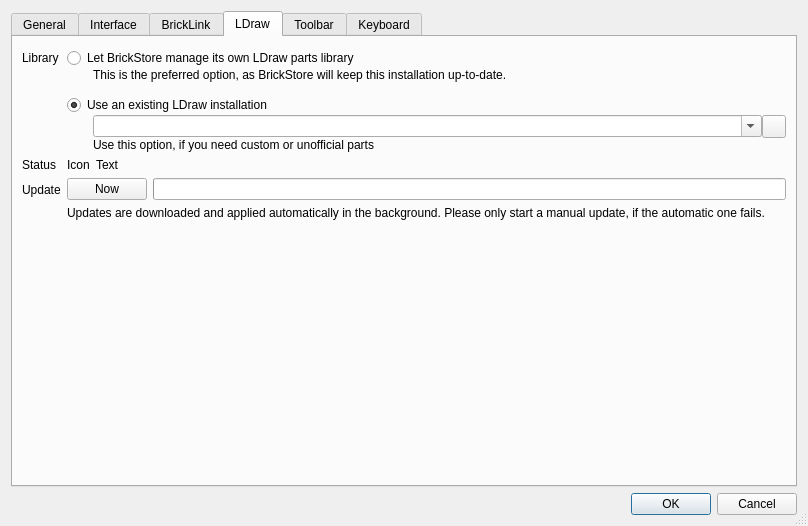
Before: the Qt Designer form src/desktop/settingsdialog.ui in rgriebl/brickstore, drawn with Qt 5.
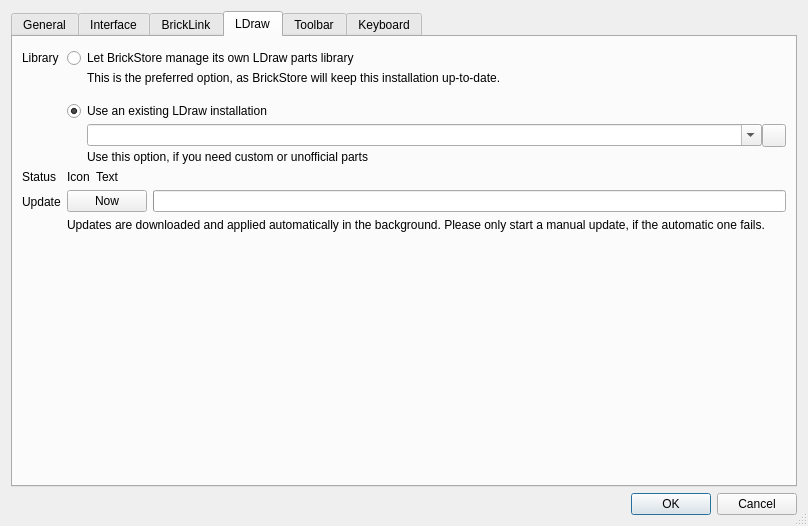
After: the same form once the commit is applied. The open tabs and pages were chosen to show the change. Icons and pictures are not drawn.

Commit message: Fix dialog layout issues on macOS

Diff of the .ui file:
```diff
--- a/src/desktop/settingsdialog.ui
+++ b/src/desktop/settingsdialog.ui
@@ -914,6 +914,9 @@
        <string>LDraw</string>
       </attribute>
       <layout class="QFormLayout" name="formLayout_2">
+       <property name="fieldGrowthPolicy">
+        <enum>QFormLayout::ExpandingFieldsGrow</enum>
+       </property>
        <item row="0" column="0">
         <widget class="QLabel" name="label_26">
          <property name="text">
@@ -926,9 +929,12 @@
          <property name="topMargin">
           <number>2</number>
          </property>
-         <property name="verticalSpacing">
+         <property name="horizontalSpacing">
           <number>0</number>
          </property>
+         <property name="verticalSpacing">
+          <number>3</number>
+         </property>
          <item row="0" column="0" colspan="2">
           <widget class="QRadioButton" name="w_ldraw_internal">
            <property name="text">
@@ -939,26 +945,10 @@
            </property>
           </widget>
          </item>
-         <item row="1" column="0">
-          <spacer name="verticalSpacer_2">
-           <property name="orientation">
-            <enum>Qt::Horizontal</enum>
-           </property>
-           <property name="sizeType">
-            <enum>QSizePolicy::Fixed</enum>
-           </property>
-           <property name="sizeHint" stdset="0">
-            <size>
-             <width>13</width>
-             <height>13</height>
-            </size>
-           </property>
-          </spacer>
-         </item>
          <item row="1" column="1">
           <widget class="QLabel" name="label_25">
            <property name="sizePolicy">
-            <sizepolicy hsizetype="Preferred" vsizetype="Preferred">
+            <sizepolicy hsizetype="Expanding" vsizetype="Ignored">
              <horstretch>1</horstretch>
              <verstretch>0</verstretch>
             </sizepolicy>
@@ -997,22 +987,6 @@
            </property>
           </widget>
          </item>
-         <item row="4" column="0">
-          <spacer name="verticalSpacer_3">
-           <property name="orientation">
-            <enum>Qt::Horizontal</enum>
-           </property>
-           <property name="sizeType">
-            <enum>QSizePolicy::Fixed</enum>
-           </property>
-           <property name="sizeHint" stdset="0">
-            <size>
-             <width>13</width>
-             <height>13</height>
-            </size>
-           </property>
-          </spacer>
-         </item>
          <item row="4" column="1">
           <layout class="QHBoxLayout" name="horizontalLayout_8">
            <item>
@@ -1030,7 +1004,7 @@
          <item row="5" column="1">
           <widget class="QLabel" name="label_24">
            <property name="sizePolicy">
-            <sizepolicy hsizetype="Preferred" vsizetype="Preferred">
+            <sizepolicy hsizetype="Expanding" vsizetype="Ignored">
              <horstretch>1</horstretch>
              <verstretch>0</verstretch>
             </sizepolicy>
@@ -1101,6 +1075,12 @@
          </item>
          <item row="1" column="0" colspan="2">
           <widget class="QLabel" name="w_ldraw_update_message">
+           <property name="sizePolicy">
+            <sizepolicy hsizetype="Expanding" vsizetype="Ignored">
+             <horstretch>0</horstretch>
+             <verstretch>0</verstretch>
+            </sizepolicy>
+           </property>
            <property name="text">
             <string>Updates are downloaded and applied automatically in the background. Please only start a manual update, if the automatic one fails.</string>
            </property>
@@ -1117,19 +1097,6 @@
          </item>
         </layout>
        </item>
-       <item row="3" column="1">
-        <spacer name="verticalSpacer_8">
-         <property name="orientation">
-          <enum>Qt::Vertical</enum>
-         </property>
-         <property name="sizeHint" stdset="0">
-          <size>
-           <width>20</width>
-           <height>285</height>
-          </size>
-         </property>
-        </spacer>
-       </item>
       </layout>
      </widget>
      <widget class="QWidget" name="toolbar">
```
Left out of the diff: 24 changed lines with no effect on the pictures. The commit also changes 1 other file.
